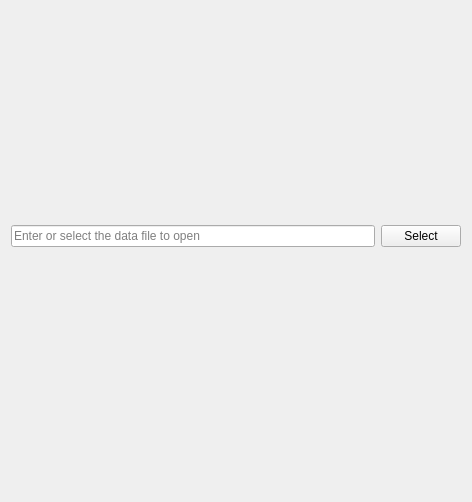
Above: SIMPLVtkLib/Wizards/ImportMontage/UI_Files/EnterDataFilePage.ui from tplatt77/SIMPLVtkLib before the change. Below: the same form after it.
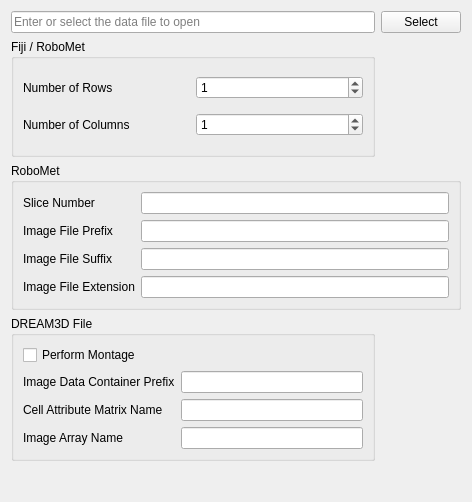
That is the form after the change.

Commit message: Added fields for the Enter Data File wizard page that depend on selected montage input type (FIJI, RoboMet, or DREAM3D).

Diff of the .ui file:
```diff
--- a/SIMPLVtkLib/Wizards/ImportMontage/UI_Files/EnterDataFilePage.ui
+++ b/SIMPLVtkLib/Wizards/ImportMontage/UI_Files/EnterDataFilePage.ui
@@ -24,14 +24,7 @@
      </property>
     </widget>
    </item>
-   <item row="1" column="1">
-    <widget class="QLineEdit" name="dataFileLE">
-     <property name="placeholderText">
-      <string>Enter or select the data file to open</string>
-     </property>
-    </widget>
-   </item>
-   <item row="2" column="1" colspan="2">
+   <item row="5" column="1" colspan="2">
     <spacer name="verticalSpacer">
      <property name="orientation">
       <enum>Qt::Vertical</enum>
@@ -47,6 +40,148 @@
      </property>
     </spacer>
    </item>
+   <item row="1" column="1">
+    <widget class="QLineEdit" name="dataFileLE">
+     <property name="placeholderText">
+      <string>Enter or select the data file to open</string>
+     </property>
+    </widget>
+   </item>
+   <item row="2" column="1">
+    <widget class="QGroupBox" name="configFileMetadata">
+     <property name="title">
+      <string>Fiji / RoboMet</string>
+     </property>
+     <layout class="QGridLayout" name="configFileMetadataLayout">
+      <item row="0" column="1">
+       <widget class="QSpinBox" name="numOfRowsSB">
+        <property name="value">
+         <number>1</number>
+        </property>
+       </widget>
+      </item>
+      <item row="1" column="1">
+       <widget class="QSpinBox" name="numOfColsSB">
+        <property name="value">
+         <number>1</number>
+        </property>
+       </widget>
+      </item>
+      <item row="1" column="0">
+       <widget class="QLabel" name="label_2">
+        <property name="text">
+         <string>Number of Columns</string>
+        </property>
+       </widget>
+      </item>
+      <item row="0" column="0">
+       <widget class="QLabel" name="label">
+        <property name="text">
+         <string>Number of Rows</string>
+        </property>
+       </widget>
+      </item>
+     </layout>
+    </widget>
+   </item>
+   <item row="3" column="1" colspan="2">
+    <widget class="QGroupBox" name="roboMetMetadata">
+     <property name="title">
+      <string>RoboMet</string>
+     </property>
+     <layout class="QGridLayout" name="gridLayout_2">
+      <property name="spacing">
+       <number>6</number>
+      </property>
+      <item row="0" column="0">
+       <widget class="QLabel" name="label_3">
+        <property name="text">
+         <string>Slice Number</string>
+        </property>
+       </widget>
+      </item>
+      <item row="1" column="1">
+       <widget class="QLineEdit" name="imageFilePrefixLE"/>
+      </item>
+      <item row="1" column="0">
+       <widget class="QLabel" name="label_4">
+        <property name="text">
+         <string>Image File Prefix</string>
+        </property>
+       </widget>
+      </item>
+      <item row="2" column="1">
+       <widget class="QLineEdit" name="imageFileSuffixLE"/>
+      </item>
+      <item row="2" column="0">
+       <widget class="QLabel" name="label_5">
+        <property name="text">
+         <string>Image File Suffix</string>
+        </property>
+       </widget>
+      </item>
+      <item row="0" column="1">
+       <widget class="QLineEdit" name="sliceNumberLE"/>
+      </item>
+      <item row="3" column="1">
+       <widget class="QLineEdit" name="imageFileExtensionLE"/>
+      </item>
+      <item row="3" column="0">
+       <widget class="QLabel" name="label_6">
+        <property name="text">
+         <string>Image File Extension</string>
+        </property>
+       </widget>
+      </item>
+     </layout>
+    </widget>
+   </item>
+   <item row="4" column="1">
+    <widget class="QGroupBox" name="dream3dMetadata">
+     <property name="title">
+      <string>DREAM3D File</string>
+     </property>
+     <layout class="QGridLayout" name="gridLayout_3">
+      <item row="0" column="0">
+       <widget class="QCheckBox" name="performMontageCB">
+        <property name="text">
+         <string>Perform Montage</string>
+        </property>
+       </widget>
+      </item>
+      <item row="1" column="1">
+       <widget class="QLineEdit" name="imageDataContainerPrefixLE"/>
+      </item>
+      <item row="2" column="1">
+       <widget class="QLineEdit" name="cellAttrMatrixNameLE"/>
+      </item>
+      <item row="3" column="1">
+       <widget class="QLineEdit" name="imageArrayNameLE"/>
+      </item>
+      <item row="1" column="0">
+       <widget class="QLabel" name="label_7">
+        <property name="text">
+         <string>Image Data Container Prefix</string>
+        </property>
+       </widget>
+      </item>
+      <item row="2" column="0">
+       <widget class="QLabel" name="label_8">
+        <property name="text">
+         <string>Cell Attribute Matrix Name</string>
+        </property>
+       </widget>
+      </item>
+      <item row="3" column="0">
+       <widget class="QLabel" name="label_9">
+        <property name="text">
+         <string>Image Array Name</string>
+        </property>
+       </widget>
+      </item>
+     </layout>
+    </widget>
+   </item>
   </layout>
  </widget>
  <resources/>
```
The commit also changes 5 other files.
